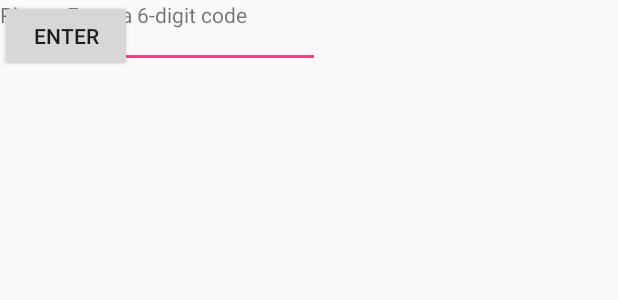
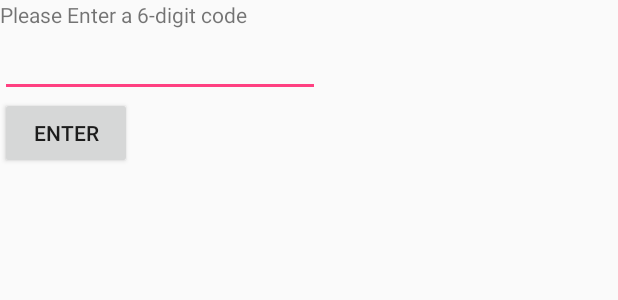
Before and after one commit to szhan135/SecuLock, an Android app: the layout activity_pop.xml on its own in the app's theme, with its tools: preview values and no code run, on a phone screen of 412 x 824 dp. Shown: the top 300 px of the screen. Run offline under Robolectric (Android 15) with nearby library versions, the phone set to English and light mode, and no system bars.

Commit message:
Update Pop window

```diff
--- a/android/app/src/main/java/com/cs179/androidapp/ui/LockListActivity.java
+++ b/android/app/src/main/java/com/cs179/androidapp/ui/LockListActivity.java
@@ -78,7 +78,7 @@
                 startActivity(new Intent(getApplicationContext(), PopActivity.class));
             }
         });
-        fab.setOnClickListener((View v) -> loadLockDetailFragment("new"));
+        //fab.setOnClickListener((View v) -> loadLockDetailFragment("new"));
 
         // Create the adapter that will be used to load items into the recycler view
         final LockListAdapter adapter = new LockListAdapter((Lock item) -> loadLockDetailFragment(item.getLockId()));
--- a/android/app/src/main/java/com/cs179/androidapp/ui/PopActivity.java
+++ b/android/app/src/main/java/com/cs179/androidapp/ui/PopActivity.java
@@ -16,6 +16,7 @@
  */
 package com.cs179.androidapp.ui;
 
+import android.app.Activity;
 import android.arch.lifecycle.ViewModelProviders;
 import android.content.Intent;
 import android.os.Bundle;
@@ -41,8 +42,7 @@
 import android.util.DisplayMetrics;
 import android.view.WindowManager;
 
-public class PopActivity extends AppCompatActivity {
-
+public class PopActivity extends Activity {
     @Override
     protected void onCreate(Bundle savedInstanceState) {
         super.onCreate(savedInstanceState);
--- a/android/app/src/main/res/layout/activity_pop.xml
+++ b/android/app/src/main/res/layout/activity_pop.xml
@@ -1,18 +1,18 @@
 <?xml version="1.0" encoding="utf-8"?>
-<android.support.constraint.ConstraintLayout xmlns:android="http://schemas.android.com/apk/res/android"
+<LinearLayout xmlns:android="http://schemas.android.com/apk/res/android"
     xmlns:app="http://schemas.android.com/apk/res-auto"
     xmlns:tools="http://schemas.android.com/tools"
     android:layout_width="match_parent"
     android:layout_height="match_parent"
-    tools:context=".ui.PopActivity">
+    tools:context=".ui.PopActivity"
+    android:orientation="vertical">
 
     <TextView
         android:id="@+id/textView"
         android:layout_width="wrap_content"
         android:layout_height="wrap_content"
         android:text="Please Enter a 6-digit code"
-        tools:layout_editor_absoluteX="132dp"
-        tools:layout_editor_absoluteY="116dp" />
+        />
 
     <EditText
         android:id="@+id/editText"
@@ -20,14 +20,12 @@
         android:layout_height="wrap_content"
         android:ems="10"
         android:inputType="numberPassword"
-        tools:layout_editor_absoluteX="128dp"
-        tools:layout_editor_absoluteY="208dp" />
+         />
 
     <Button
         android:id="@+id/button2"
         android:layout_width="wrap_content"
         android:layout_height="wrap_content"
         android:text="Enter"
-        tools:layout_editor_absoluteX="290dp"
-        tools:layout_editor_absoluteY="394dp" />
-</android.support.constraint.ConstraintLayout>
+         />
+</LinearLayout>
```
